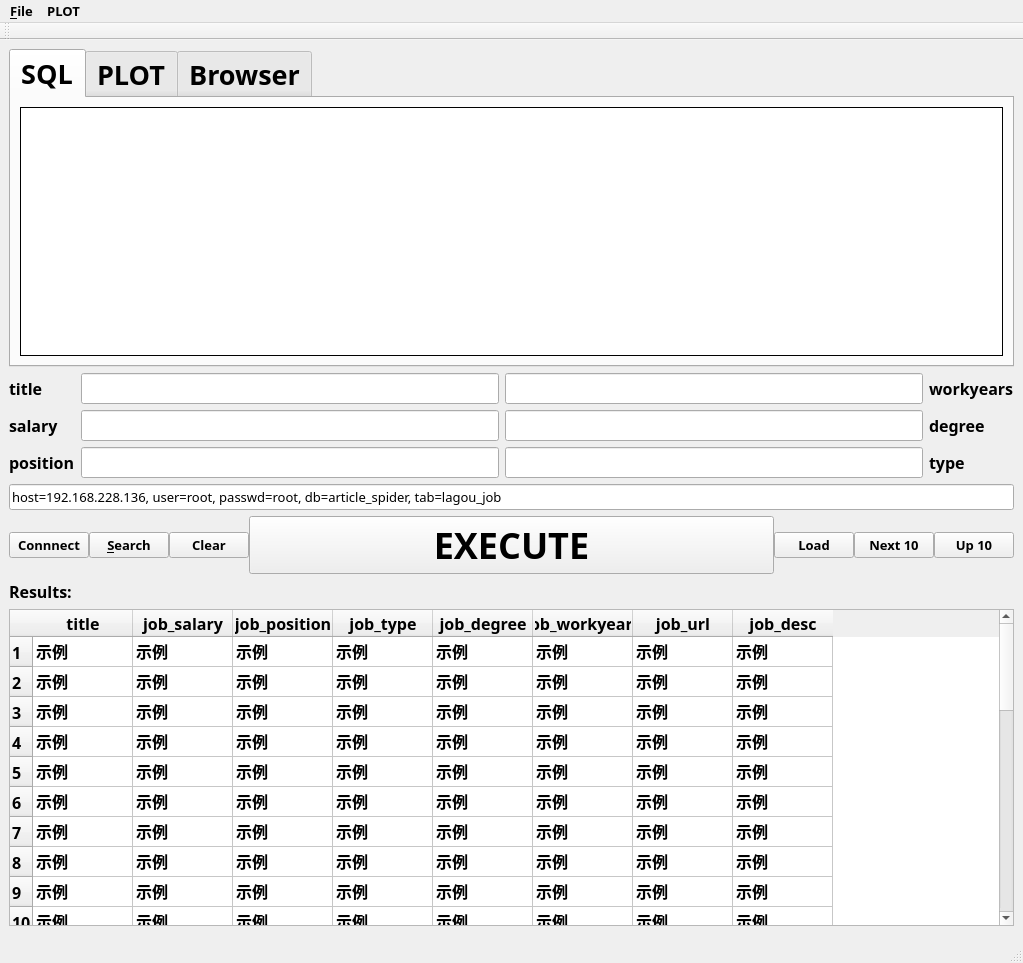
The window that db_gui.ui (Ailikez/mysql_viewer_pyqt5) describes before a commit, drawn with Qt 5.
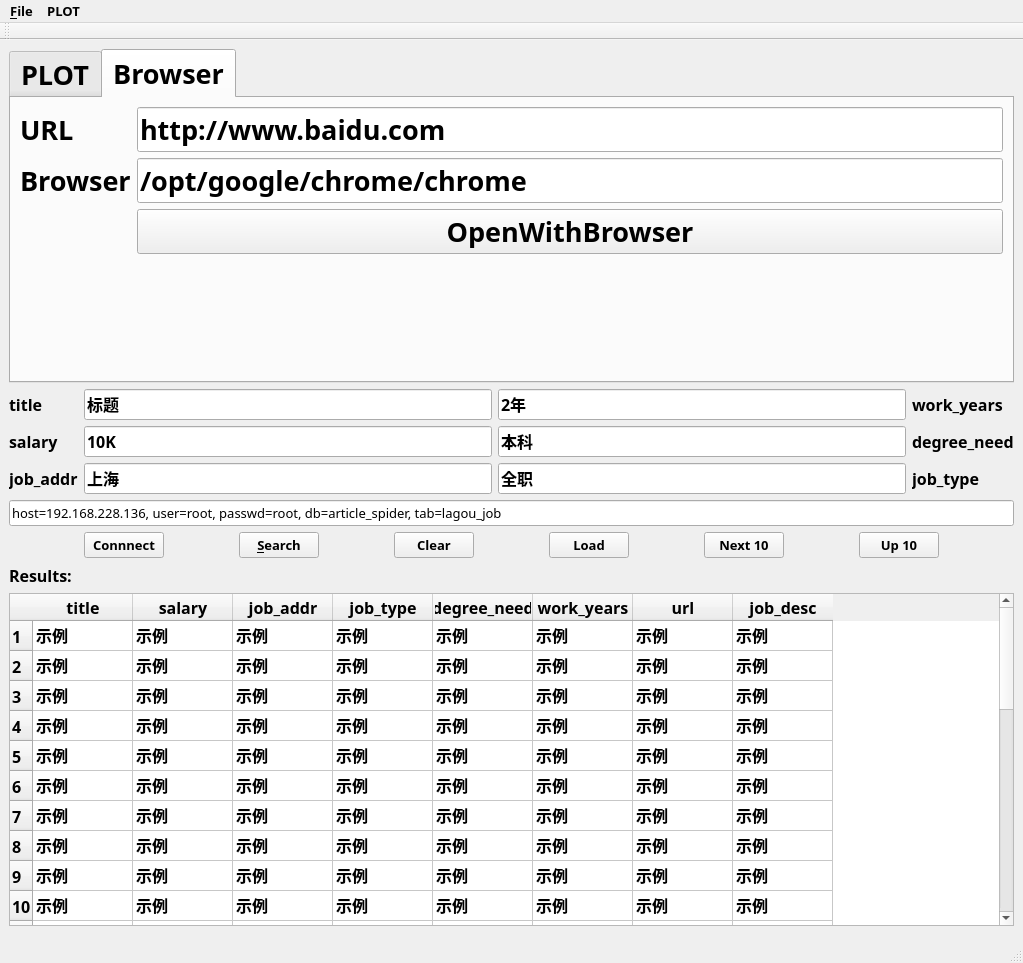
The same window after the commit.

```diff
--- a/db_gui.ui
+++ b/db_gui.ui
@@ -37,32 +37,8 @@
        <string extracomment="you can put SQL cmd here"/>
       </property>
       <property name="currentIndex">
-       <number>0</number>
+       <number>1</number>
       </property>
-      <widget class="QWidget" name="tab_sql">
-       <attribute name="title">
-        <string>SQL</string>
-       </attribute>
-       <layout class="QHBoxLayout" name="horizontalLayout_3">
-        <item>
-         <widget class="QTextEdit" name="textEdit">
-          <property name="font">
-           <font>
-            <pointsize>18</pointsize>
-            <weight>50</weight>
-            <bold>false</bold>
-           </font>
-          </property>
-          <property name="frameShape">
-           <enum>QFrame::Box</enum>
-          </property>
-          <property name="frameShadow">
-           <enum>QFrame::Plain</enum>
-          </property>
-         </widget>
-        </item>
-       </layout>
-      </widget>
       <widget class="QWidget" name="tab_plot">
        <attribute name="title">
         <string>PLOT</string>
@@ -136,14 +112,14 @@
          <string notr="true">font: 11pt &quot;Source Code Pro&quot;;</string>
         </property>
         <property name="text">
-         <string/>
+         <string>10K</string>
         </property>
        </widget>
       </item>
       <item row="5" column="0">
        <widget class="QLabel" name="label_3">
         <property name="text">
-         <string>position</string>
+         <string>job_addr</string>
         </property>
        </widget>
       </item>
@@ -153,7 +129,7 @@
          <string notr="true">font: 11pt &quot;Source Code Pro&quot;;</string>
         </property>
         <property name="text">
-         <string/>
+         <string>全职</string>
         </property>
        </widget>
       </item>
@@ -163,7 +139,7 @@
          <string notr="true">font: 11pt &quot;Source Code Pro&quot;;</string>
         </property>
         <property name="text">
-         <string/>
+         <string>本科</string>
         </property>
        </widget>
       </item>
@@ -173,7 +149,7 @@
          <string notr="true">font: 11pt &quot;Source Code Pro&quot;;</string>
         </property>
         <property name="text">
-         <string/>
+         <string>标题</string>
         </property>
        </widget>
       </item>
@@ -183,7 +159,7 @@
          <string notr="true">font: 11pt &quot;Source Code Pro&quot;;</string>
         </property>
         <property name="text">
-         <string/>
+         <string>2年</string>
         </property>
        </widget>
       </item>
@@ -193,7 +169,7 @@
          <string notr="true">font: 11pt &quot;Source Code Pro&quot;;</string>
         </property>
         <property name="text">
-         <string/>
+         <string>上海</string>
         </property>
        </widget>
       </item>
@@ -214,21 +190,21 @@
       <item row="1" column="4">
        <widget class="QLabel" name="label_4">
         <property name="text">
-         <string>workyears</string>
+         <string>work_years</string>
         </property>
        </widget>
       </item>
       <item row="3" column="4">
        <widget class="QLabel" name="label_5">
         <property name="text">
-         <string>degree</string>
+         <string>degree_need</string>
         </property>
        </widget>
       </item>
       <item row="5" column="4">
        <widget class="QLabel" name="label_6">
         <property name="text">
-         <string>type</string>
+         <string>job_type</string>
         </property>
        </widget>
       </item>
@@ -331,30 +307,6 @@
         </property>
        </widget>
       </item>
-      <item>
-       <widget class="QPushButton" name="btn_exec">
-        <property name="font">
-         <font>
-          <pointsize>27</pointsize>
-         </font>
-        </property>
-        <property name="cursor">
-         <cursorShape>PointingHandCursor</cursorShape>
-        </property>
-        <property name="mouseTracking">
-         <bool>false</bool>
-        </property>
-        <property name="statusTip">
-         <string extracomment="execute sql cmd"/>
-        </property>
-        <property name="text">
-         <string>EXECUTE</string>
-        </property>
-        <property name="flat">
-         <bool>false</bool>
-        </property>
-       </widget>
-      </item>
       <item>
        <widget class="QPushButton" name="btn_load">
         <property name="sizePolicy">
@@ -606,12 +558,12 @@
       </column>
       <column>
        <property name="text">
-        <string>job_salary</string>
+        <string>salary</string>
        </property>
       </column>
       <column>
        <property name="text">
-        <string>job_position</string>
+        <string>job_addr</string>
        </property>
       </column>
       <column>
@@ -621,17 +573,17 @@
       </column>
       <column>
        <property name="text">
-        <string>job_degree</string>
+        <string>degree_need</string>
        </property>
       </column>
       <column>
        <property name="text">
-        <string>job_workyears</string>
+        <string>work_years</string>
        </property>
       </column>
       <column>
        <property name="text">
-        <string>job_url</string>
+        <string>url</string>
        </property>
       </column>
       <column>
```
Left out of the diff: 119 changed lines with no effect on the pictures.
